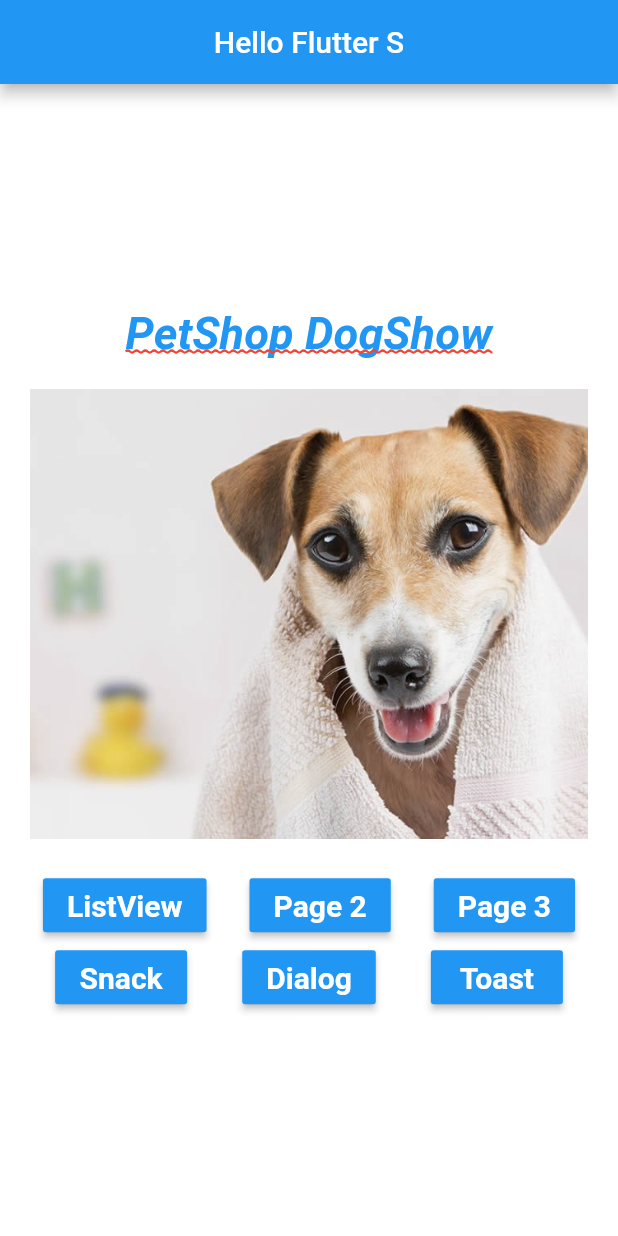
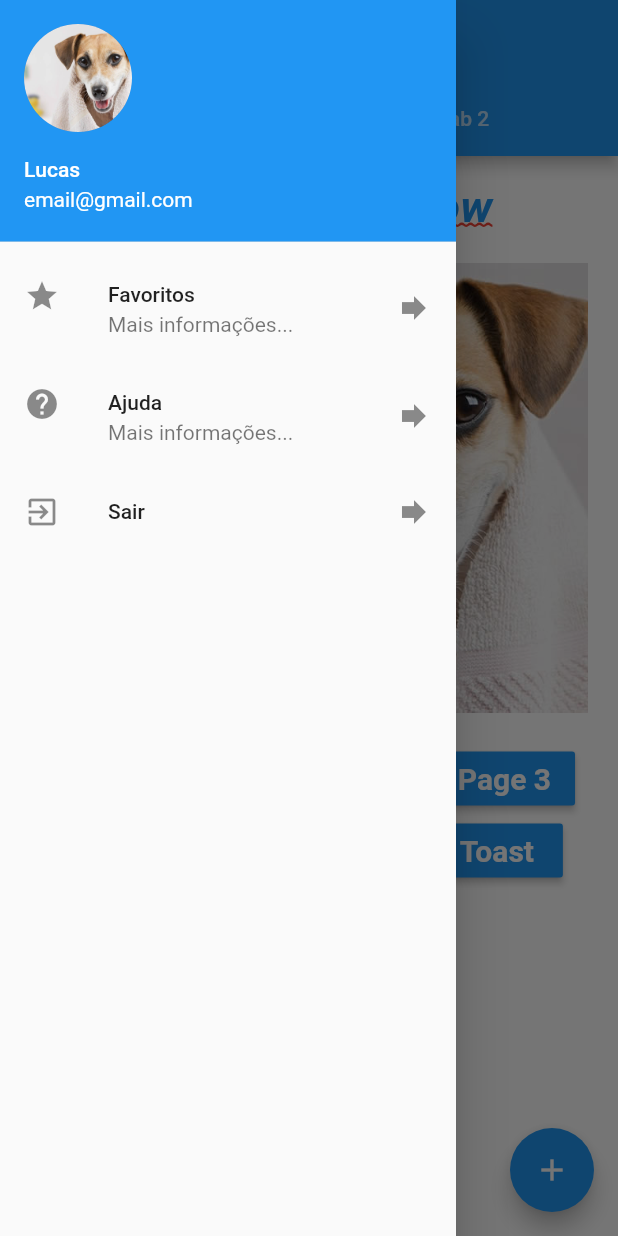
Before and after one commit to llnunes/flutter_app, a Flutter app: the screen it shows after launch, with the side drawer open (before the commit the screen has no drawer), on a phone screen of 412 x 824 dp. Run offline on Flutter 3.47's test engine with Material 2 defaults, Android fonts, the phone set to English and light mode, and no system bars; our stand-ins replace fluttertoast.

Commit message:
Implementação finalizada.

```diff
--- /dev/null
+++ b/lib/drawer_list.dart
@@ -0,0 +1,51 @@
+import 'package:flutter/material.dart';
+
+class DrawerList extends StatelessWidget {
+  @override
+  Widget build(BuildContext context) {
+    return SafeArea(
+      child: Drawer (
+        child: ListView( // adiciona itens um em baixo do outro
+          children: <Widget>[
+            UserAccountsDrawerHeader(
+              accountName: Text("Lucas"),
+              accountEmail: Text("email@gmail.com"),
+              currentAccountPicture: CircleAvatar(
+                backgroundImage: AssetImage("assets/images/dog1.jpg"),
+              ),
+            ),
+            ListTile(
+              leading: Icon(Icons.star),
+              title: Text("Favoritos"),
+              subtitle: Text("Mais informações..."),
+              trailing: Icon(Icons.forward),
+              onTap: () {
+                print("Teste");
+                Navigator.pop(context);
+              },
+            ),
+            ListTile(
+              leading: Icon(Icons.help),
+              title: Text("Ajuda"),
+              subtitle: Text("Mais informações..."),
+              trailing: Icon(Icons.forward),
+              onTap: () {
+                print("Teste 2");
+                Navigator.pop(context);
+              },
+            ),
+            ListTile(
+              leading: Icon(Icons.exit_to_app),
+              title: Text("Sair"),
+              trailing: Icon(Icons.forward),
+              onTap: () {
+                print("Teste 3");
+                Navigator.pop(context);
+              },
+            ),
+          ],
+        ),
+      ),
+    );
+  }
+}
--- a/lib/home_page.dart
+++ b/lib/home_page.dart
@@ -1,30 +1,54 @@
 import 'package:flutter/material.dart';
+import 'package:flutter_app/drawer_list.dart';
 import 'package:flutter_app/pages/hello_listview.dart';
 import 'package:flutter_app/pages/hello_page2.dart';
 import 'package:flutter_app/pages/hello_page3.dart';
 import 'package:flutter_app/util/nav.dart';
 import 'package:flutter_app/widgets/blue_button.dart';
+import 'package:fluttertoast/fluttertoast.dart';
 
 class HomeApp extends StatelessWidget {
   @override
   Widget build(BuildContext context) {
-    return Scaffold(
-      appBar: AppBar(
-        title: Text(
-          "Hello Flutter S",
+    return DefaultTabController(
+      length: 2,
+      child: Scaffold(
+        appBar: AppBar(
+          title: Text(
+            "Hello Flutter S",
+          ),
+          centerTitle: true,
+          bottom: TabBar(tabs: <Widget>[
+            Tab(text: "Tab 1"),
+            Tab(text: "Tab 2"),
+          ],),
         ),
-        centerTitle: true,
+        body: TabBarView(
+          children: <Widget>[
+            _body(context),
+            Container(
+              color: Colors.yellow,
+            )
+          ],
+        ),
+        floatingActionButton: FloatingActionButton(
+          child: Icon(Icons.add),
+          onPressed: () {
+            print("T");
+          },
+        ),
+        drawer: DrawerList(),
       ),
-      body: _body(context),
     );
   }
 
   _body(context) {
     return Container(
+      padding: EdgeInsets.only(top: 16),
       color: Colors.white,
 //      child: SizedBox.expand(
       child: Column(
-        mainAxisAlignment: MainAxisAlignment.center,
+        mainAxisAlignment: MainAxisAlignment.start,
         children: <Widget>[
           _text(),
           _pageView(),
@@ -94,7 +118,7 @@ class HomeApp extends StatelessWidget {
 
   _onClickDialog(BuildContext context) {
     showDialog(
-      barrierDismissible: false,
+        barrierDismissible: false,
         context: context,
         builder: (context) {
           return WillPopScope(
@@ -119,7 +143,16 @@ class HomeApp extends StatelessWidget {
         });
   }
 
-  _onClickToast() {}
+  _onClickToast() {
+    Fluttertoast.showToast(
+        msg: "This is Center Short Toast",
+        toastLength: Toast.LENGTH_LONG,
+        gravity: ToastGravity.CENTER,
+        timeInSecForIos: 5,
+        backgroundColor: Colors.red,
+        textColor: Colors.white,
+        fontSize: 16.0);
+  }
 
   _text() {
     return Text("PetShop DogShow",
--- a/pubspec.yaml
+++ b/pubspec.yaml
@@ -19,6 +19,8 @@ environment:
 dependencies:
   flutter:
     sdk: flutter
+
+  fluttertoast: ^3.1.3
 
   # The following adds the Cupertino Icons font to your application.
   # Use with the CupertinoIcons class for iOS style icons.
```
Also changed, not shown: pubspec.lock.
